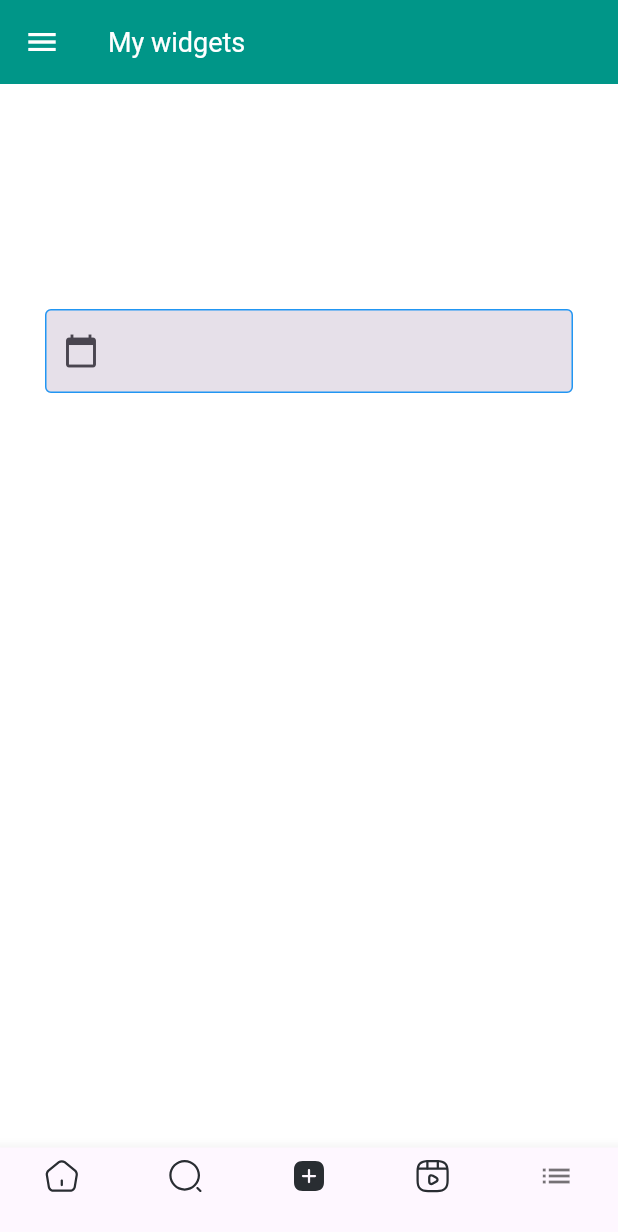
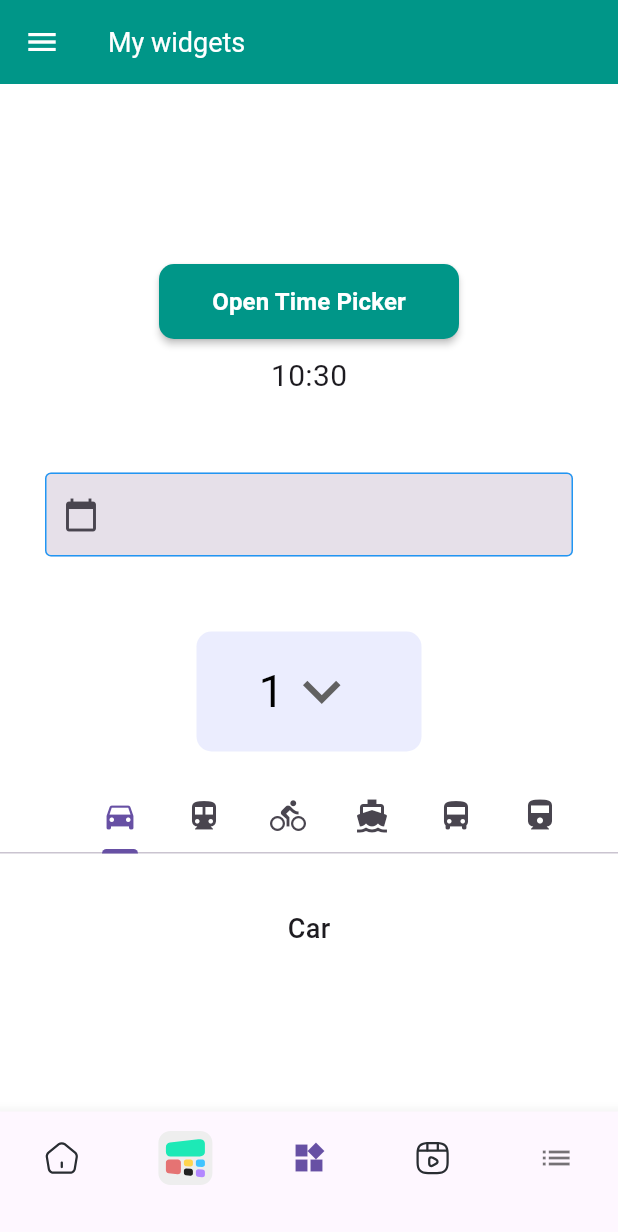
Before and after one commit to manjindersarkaria/FlutterWidgets, a Flutter app: the screen it shows after launch, item 3 of the bottom bar chosen, on a phone screen of 412 x 824 dp. Shown: the top 1232 px of the screen. Run offline on Flutter 3.47's test engine with Material 3 defaults, Android fonts, the phone set to English and light mode, and no system bars; our stand-ins replace flutter_svg, image_picker.

Commit message:
Added Dropdown, tabs and time picker

```diff
--- /dev/null
+++ b/lib/pages/formWidgets.dart
@@ -0,0 +1,37 @@
+import 'package:flutter/material.dart';
+
+import 'package:instagram_widgets/pages/datepicker.dart';
+import 'package:instagram_widgets/pages/myDropdown.dart';
+
+import 'myTabBar.dart';
+import 'myTimePicker.dart';
+
+class FormWidgets extends StatefulWidget {
+  const FormWidgets({super.key});
+
+  @override
+  State<FormWidgets> createState() => _FormWidgetsState();
+}
+
+class _FormWidgetsState extends State<FormWidgets> {
+  @override
+  Widget build(BuildContext context) {
+    return Column(
+      children: [
+        MyTimePicker(),
+        SizedBox(
+          height: 20,
+        ),
+        DatePicker(),
+        SizedBox(
+          height: 20,
+        ),
+        MyDropDown(),
+        SizedBox(
+          height: 20,
+        ),
+        MyTabBar()
+      ],
+    );
+  }
+}
--- a/lib/pages/home.dart
+++ b/lib/pages/home.dart
@@ -1,9 +1,9 @@
 import 'package:flutter/material.dart';
 import 'package:flutter_svg/flutter_svg.dart';
 import 'package:instagram_widgets/pages/stepWidget.dart';
-import 'package:instagram_widgets/pages/datepicker.dart';
 import 'package:instagram_widgets/pages/myBottomSheet.dart';
 import 'dismissibleList.dart';
+import 'formWidgets.dart';
 import 'myDrawer.dart';
 import 'myImagePicker.dart';
 
@@ -19,7 +19,7 @@ class _HomeState extends State<Home> {
   final List<Widget> _pages = [
     MyImagePicker(),
     StepWidget(),
-    DatePicker(),
+    FormWidgets(),
     MyBottomSheet(),
     DismissibleList(),
   ];
@@ -52,15 +52,9 @@ class _HomeState extends State<Home> {
                 label: '',
               ),
               BottomNavigationBarItem(
-                  icon: SvgPicture.asset(_selectedIndex == 1
-                      ? 'assets/images/icons8-widget.svg'
-                      : 'assets/images/search-outline.svg'),
+                  icon: SvgPicture.asset('assets/images/icons8-widget.svg'),
                   label: ''),
-              BottomNavigationBarItem(
-                  icon: SvgPicture.asset(_selectedIndex == 2
-                      ? 'assets/images/add-square-bold.svg'
-                      : 'assets/images/add-square-outline.svg'),
-                  label: ''),
+              BottomNavigationBarItem(icon: Icon(Icons.widgets), label: ''),
               BottomNavigationBarItem(
                   icon: SvgPicture.asset(_selectedIndex == 3
                       ? 'assets/images/video-play-bold.svg'
--- /dev/null
+++ b/lib/pages/myDropdown.dart
@@ -0,0 +1,41 @@
+import 'package:flutter/material.dart';
+
+class MyDropDown extends StatefulWidget {
+  const MyDropDown({super.key});
+
+  @override
+  State<MyDropDown> createState() => _MyDropDownState();
+}
+
+class _MyDropDownState extends State<MyDropDown> {
+  String _dropdownValue = '1';
+
+  final _items = ['1', '2', '3', '4', '5'];
+  @override
+  Widget build(BuildContext context) {
+    return Container(
+      width: 150,
+      height: 80,
+      decoration: BoxDecoration(
+          color: Color(0xffEBEDFE), borderRadius: BorderRadius.circular(10)),
+      child: Center(
+        child: DropdownButton(
+          items: _items.map((String item) {
+            return DropdownMenuItem(value: item, child: Text(item));
+          }).toList(),
+          onChanged: (String? newValue) {
+            setState(() {
+              _dropdownValue = newValue!;
+            });
+          },
+          value: _dropdownValue,
+          borderRadius: BorderRadius.circular(10),
+          icon: const Icon(Icons.keyboard_arrow_down),
+          iconSize: 50,
+          style: TextStyle(fontSize: 30, color: Colors.black),
+          underline: Container(),
+        ),
+      ),
+    );
+  }
+}
--- /dev/null
+++ b/lib/pages/myTabBar.dart
@@ -0,0 +1,67 @@
+import 'package:flutter/material.dart';
+
+class MyTabBar extends StatefulWidget {
+  const MyTabBar({super.key});
+
+  @override
+  State<MyTabBar> createState() => _MyTabBarState();
+}
+
+class _MyTabBarState extends State<MyTabBar> {
+  @override
+  Widget build(BuildContext context) {
+    return DefaultTabController(
+      length: 6,
+      child: Column(
+        // Or Scaffold(body: Column(...))
+        children: [
+          TabBar(
+            tabs: [
+              Tab(icon: Icon(Icons.directions_car)),
+              Tab(icon: Icon(Icons.directions_transit)),
+              Tab(icon: Icon(Icons.directions_bike)),
+              Tab(icon: Icon(Icons.directions_boat)),
+              Tab(icon: Icon(Icons.directions_bus)),
+              Tab(icon: Icon(Icons.directions_railway))
+            ],
+            isScrollable: true,
+          ),
+          SizedBox(
+            height: 100,
+            // Important to make the TabBarView take up remaining space
+            child: TabBarView(
+              children: [
+                Center(
+                    child: Text(
+                  'Car',
+                  style: TextStyle(fontSize: 18, fontWeight: FontWeight.w500),
+                )),
+                Center(
+                  child: Text('Transit',
+                      style:
+                          TextStyle(fontSize: 18, fontWeight: FontWeight.w500)),
+                ),
+                Center(
+                    child: Text('Bike',
+                        style: TextStyle(
+                            fontSize: 18, fontWeight: FontWeight.w500))),
+                Center(
+                    child: Text('Boat',
+                        style: TextStyle(
+                            fontSize: 18, fontWeight: FontWeight.w500))),
+                Center(
+                    child: Text('Bus',
+                        style: TextStyle(
+                            fontSize: 18, fontWeight: FontWeight.w500))),
+                Center(
+                    child: Text('Railway',
+                        style: TextStyle(
+                            fontSize: 18, fontWeight: FontWeight.w500))),
+              ],
+            ),
+          ),
+        ],
+      ),
+    );
+  }
+}
--- /dev/null
+++ b/lib/pages/myTimePicker.dart
@@ -0,0 +1,50 @@
+import 'package:flutter/material.dart';
+
+class MyTimePicker extends StatefulWidget {
+  const MyTimePicker({super.key});
+
+  @override
+  State<MyTimePicker> createState() => _MyTimePickerState();
+}
+
+class _MyTimePickerState extends State<MyTimePicker> {
+  TimeOfDay _timeOfDay = TimeOfDay.now();
+  Future<void> _selectTime() async {
+    TimeOfDay? _picked =
+        await showTimePicker(context: context, initialTime: _timeOfDay);
+    if (_picked != null) {
+      setState(() {
+        _timeOfDay = _picked;
+      });
+    }
+  }
+
+  @override
+  Widget build(BuildContext context) {
+    return Column(
+      children: [
+        MaterialButton(
+            height: 50,
+            minWidth: 200,
+            color: Colors.teal,
+            shape: RoundedRectangleBorder(
+                borderRadius: BorderRadius.circular(10.0)),
+            child: const Text(
+              'Open Time Picker',
+              style: TextStyle(
+                  color: Colors.white,
+                  fontSize: 16,
+                  fontWeight: FontWeight.bold),
+            ),
+            onPressed: () => {_selectTime()}),
+        SizedBox(
+          height: 10,
+        ),
+        Text(
+          '${_timeOfDay.hour}:${_timeOfDay.minute}',
+          style: TextStyle(fontSize: 20),
+        )
+      ],
+    );
+  }
+}
```
